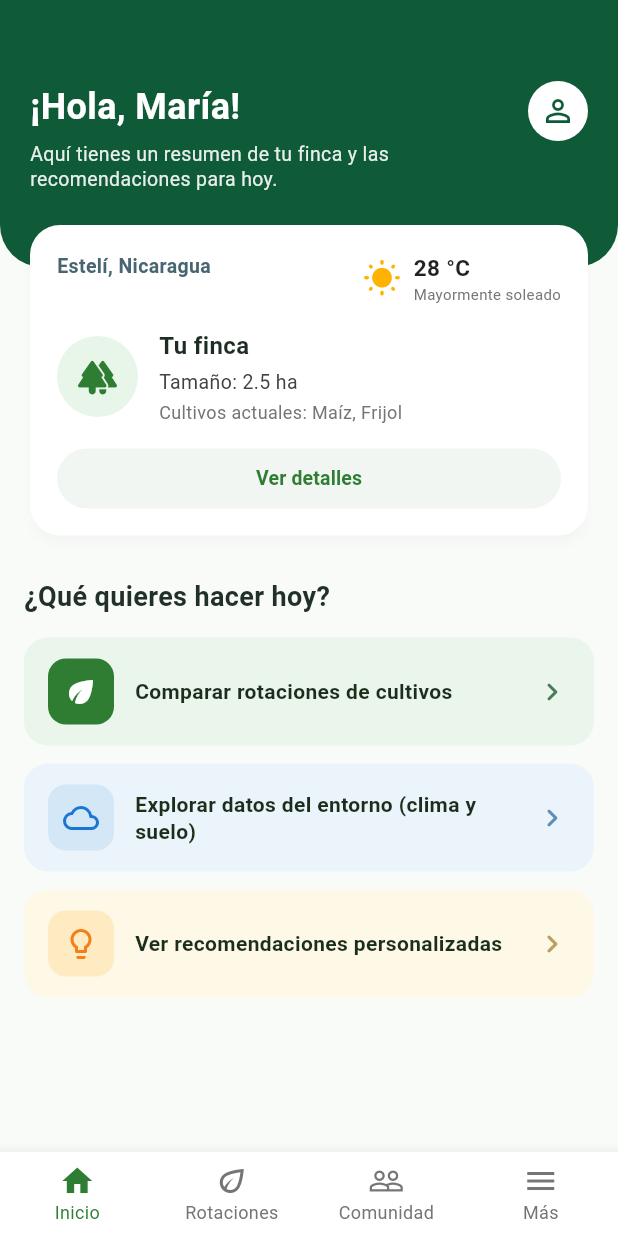
After one commit to camijavi/Eva-bits, a Flutter app: the DashboardScreen screen opened directly, on a phone screen of 412 x 824 dp. The commit adds this screen. Run offline on Flutter 3.47's test engine with Material 3 defaults, Android fonts, the phone set to English and light mode, and no system bars; our stand-ins replace geolocator.

Commit message:
add dashboard screen, navigation bar, and localized strings

```diff
--- a/lib/languages/app_strings.dart
+++ b/lib/languages/app_strings.dart
@@ -112,6 +112,23 @@ abstract class AppStrings {
   String get kNoLotsAddedYet;
   String get kLotsDistribution;
   String get kNasaDataDescription;
+
+  // Dashboard Mockup
+  String get kDashboardGreeting;
+  String get kDashboardSubtitle;
+  String get kDashboardWeatherSummary;
+  String get kDashboardYourFarm;
+  String get kDashboardFarmSize;
+  String get kDashboardCurrentCrops;
+  String get kDashboardViewDetails;
+  String get kDashboardWhatToDo;
+  String get kDashboardAction1;
+  String get kDashboardAction2;
+  String get kDashboardAction3;
+  String get kNavHome;
+  String get kNavRotations;
+  String get kNavCommunity;
+  String get kNavMore;
 
   // Language
   String get kLanguage;
@@ -307,6 +324,37 @@ class EngStrings implements AppStrings {
   String get kLotsDistribution => eng.kLotsDistribution;
   @override
   String get kNasaDataDescription => eng.kNasaDataDescription;
+
+  @override
+  String get kDashboardGreeting => eng.kDashboardGreeting;
+  @override
+  String get kDashboardSubtitle => eng.kDashboardSubtitle;
+  @override
+  String get kDashboardWeatherSummary => eng.kDashboardWeatherSummary;
+  @override
+  String get kDashboardYourFarm => eng.kDashboardYourFarm;
+  @override
+  String get kDashboardFarmSize => eng.kDashboardFarmSize;
+  @override
+  String get kDashboardCurrentCrops => eng.kDashboardCurrentCrops;
+  @override
+  String get kDashboardViewDetails => eng.kDashboardViewDetails;
+  @override
+  String get kDashboardWhatToDo => eng.kDashboardWhatToDo;
+  @override
+  String get kDashboardAction1 => eng.kDashboardAction1;
+  @override
+  String get kDashboardAction2 => eng.kDashboardAction2;
+  @override
+  String get kDashboardAction3 => eng.kDashboardAction3;
+  @override
+  String get kNavHome => eng.kNavHome;
+  @override
+  String get kNavRotations => eng.kNavRotations;
+  @override
+  String get kNavCommunity => eng.kNavCommunity;
+  @override
+  String get kNavMore => eng.kNavMore;
 
   @override
   String get kLanguage => eng.kLanguage;
@@ -506,6 +554,37 @@ class SpaStrings implements AppStrings {
   String get kNasaDataDescription => spa.kNasaDataDescription;
 
   @override
+  String get kDashboardGreeting => spa.kDashboardGreeting;
+  @override
+  String get kDashboardSubtitle => spa.kDashboardSubtitle;
+  @override
+  String get kDashboardWeatherSummary => spa.kDashboardWeatherSummary;
+  @override
+  String get kDashboardYourFarm => spa.kDashboardYourFarm;
+  @override
+  String get kDashboardFarmSize => spa.kDashboardFarmSize;
+  @override
+  String get kDashboardCurrentCrops => spa.kDashboardCurrentCrops;
+  @override
+  String get kDashboardViewDetails => spa.kDashboardViewDetails;
+  @override
+  String get kDashboardWhatToDo => spa.kDashboardWhatToDo;
+  @override
+  String get kDashboardAction1 => spa.kDashboardAction1;
+  @override
+  String get kDashboardAction2 => spa.kDashboardAction2;
+  @override
+  String get kDashboardAction3 => spa.kDashboardAction3;
+  @override
+  String get kNavHome => spa.kNavHome;
+  @override
+  String get kNavRotations => spa.kNavRotations;
+  @override
+  String get kNavCommunity => spa.kNavCommunity;
+  @override
+  String get kNavMore => spa.kNavMore;
+
+  @override
   String get kLanguage => spa.kLanguage;
   @override
   String get kEnglish => spa.kEnglish;
--- a/lib/languages/eng.dart
+++ b/lib/languages/eng.dart
@@ -112,6 +112,25 @@ const String kLotsDistribution = 'Lots Distribution';
 const String kNasaDataDescription =
     'NASA POWER and SMAP satellite data (solar radiation, rainfall, and soil moisture) synchronized for your coordinates.';
 
+// Dashboard Mockup
+const String kDashboardGreeting = 'Hello, María!';
+const String kDashboardSubtitle =
+    'Here is a summary of your farm and recommendations for today.';
+const String kDashboardWeatherSummary = 'Mostly sunny';
+const String kDashboardYourFarm = 'Your Farm';
+const String kDashboardFarmSize = 'Size';
+const String kDashboardCurrentCrops = 'Current crops: Corn, Beans';
+const String kDashboardViewDetails = 'View details';
+const String kDashboardWhatToDo = 'What would you like to do today?';
+const String kDashboardAction1 = 'Compare crop rotations';
+const String kDashboardAction2 =
+    'Explore environmental data (climate and soil)';
+const String kDashboardAction3 = 'View personalized recommendations';
+const String kNavHome = 'Home';
+const String kNavRotations = 'Rotations';
+const String kNavCommunity = 'Community';
+const String kNavMore = 'More';
+
 // Language
 const String kLanguage = 'Language';
 const String kEnglish = 'English';
--- a/lib/languages/spa.dart
+++ b/lib/languages/spa.dart
@@ -114,6 +114,25 @@ const String kLotsDistribution = 'Distribución de Lotes';
 const String kNasaDataDescription =
     'Datos satelitales NASA POWER y SMAP (radiación, lluvia y humedad) sincronizados con tus coordenadas.';
 
+// Dashboard Mockup
+const String kDashboardGreeting = '¡Hola, María!';
+const String kDashboardSubtitle =
+    'Aquí tienes un resumen de tu finca y las recomendaciones para hoy.';
+const String kDashboardWeatherSummary = 'Mayormente soleado';
+const String kDashboardYourFarm = 'Tu finca';
+const String kDashboardFarmSize = 'Tamaño';
+const String kDashboardCurrentCrops = 'Cultivos actuales: Maíz, Frijol';
+const String kDashboardViewDetails = 'Ver detalles';
+const String kDashboardWhatToDo = '¿Qué quieres hacer hoy?';
+const String kDashboardAction1 = 'Comparar rotaciones de cultivos';
+const String kDashboardAction2 =
+    'Explorar datos del entorno (clima y suelo)';
+const String kDashboardAction3 = 'Ver recomendaciones personalizadas';
+const String kNavHome = 'Inicio';
+const String kNavRotations = 'Rotaciones';
+const String kNavCommunity = 'Comunidad';
+const String kNavMore = 'Más';
+
 // Language
 const String kLanguage = 'Idioma';
 const String kEnglish = 'Inglés';
--- /dev/null
+++ b/lib/screens/dashboard_screen.dart
@@ -0,0 +1,381 @@
+import 'package:flutter/material.dart';
+import '../constants/app_colors.dart';
+import '../languages/app_strings.dart';
+import '../widgets/bottom_nav_bar.dart';
+
+class DashboardScreen extends StatelessWidget {
+  final String? farmName;
+  final String? location;
+  final String? surface;
+  final String? crops;
+
+  const DashboardScreen({
+    super.key,
+    this.farmName,
+    this.location,
+    this.surface,
+    this.crops,
+  });
+
+  @override
+  Widget build(BuildContext context) {
+    return ValueListenableBuilder<AppLanguageType>(
+      valueListenable: AppLanguage.current,
+      builder: (context, _, child) {
+        final s = AppLanguage.strings;
+
+        final displayLocation =
+            (location != null && location!.trim().isNotEmpty)
+                ? location!
+                : 'Estelí, Nicaragua';
+        final displayFarmName =
+            (farmName != null && farmName!.trim().isNotEmpty)
+                ? farmName!
+                : s.kDashboardYourFarm;
+        final displaySurface = (surface != null && surface!.trim().isNotEmpty)
+            ? surface!
+            : '2.5 ha';
+
+        return Scaffold(
+          backgroundColor: const Color(0xFFF9FBF8),
+          body: SingleChildScrollView(
+            child: Column(
+              crossAxisAlignment: CrossAxisAlignment.start,
+              children: [
+                _buildHeader(context, s),
+                Transform.translate(
+                  offset: const Offset(0, -32),
+                  child: Padding(
+                    padding: const EdgeInsets.symmetric(horizontal: 16),
+                    child: Column(
+                      crossAxisAlignment: CrossAxisAlignment.start,
+                      children: [
+                        _buildFarmSummaryCard(
+                          s,
+                          displayLocation,
+                          displayFarmName,
+                          displaySurface,
+                        ),
+                        const SizedBox(height: 24),
+                        Text(
+                          s.kDashboardWhatToDo,
+                          style: const TextStyle(
+                            fontSize: 18,
+                            fontWeight: FontWeight.bold,
+                            color: Color(0xFF223127),
+                          ),
+                        ),
+                        const SizedBox(height: 14),
+                        _buildActionCard(
+                          backgroundColor: const Color(0xFFEAF5EC),
+                          iconBoxColor: const Color(0xFF2E7D32),
+                          icon: Icons.eco,
+                          iconColor: Colors.white,
+                          title: s.kDashboardAction1,
+                          chevronColor: const Color(0xFF4A7C59),
+                        ),
+                        const SizedBox(height: 12),
+                        _buildActionCard(
+                          backgroundColor: const Color(0xFFEBF3FB),
+                          iconBoxColor: const Color(0xFFD4E7F7),
+                          icon: Icons.cloud_outlined,
+                          iconColor: const Color(0xFF1976D2),
+                          title: s.kDashboardAction2,
+                          chevronColor: const Color(0xFF5B8FB9),
+                        ),
+                        const SizedBox(height: 12),
+                        _buildActionCard(
+                          backgroundColor: const Color(0xFFFEF8E7),
+                          iconBoxColor: const Color(0xFFFEEBC2),
+                          icon: Icons.lightbulb_outline,
+                          iconColor: const Color(0xFFF57F17),
+                          title: s.kDashboardAction3,
+                          chevronColor: const Color(0xFFBCA05A),
+                        ),
+                        const SizedBox(height: 16),
+                      ],
+                    ),
+                  ),
+                ),
+              ],
+            ),
+          ),
+          bottomNavigationBar: const CustomBottomNavBar(currentIndex: 0),
+        );
+      },
+    );
+  }
+
+  Widget _buildHeader(BuildContext context, AppStrings s) {
+    return Container(
+      width: double.infinity,
+      padding: const EdgeInsets.only(
+        left: 20,
+        right: 20,
+        top: 54,
+        bottom: 50,
+      ),
+      decoration: const BoxDecoration(
+        color: Color(0xFF0F5A37),
+        borderRadius: BorderRadius.only(
+          bottomLeft: Radius.circular(28),
+          bottomRight: Radius.circular(28),
+        ),
+      ),
+      child: Row(
+        crossAxisAlignment: CrossAxisAlignment.start,
+        children: [
+          Expanded(
+            child: Column(
+              crossAxisAlignment: CrossAxisAlignment.start,
+              children: [
+                Text(
+                  s.kDashboardGreeting,
+                  style: const TextStyle(
+                    fontSize: 24,
+                    fontWeight: FontWeight.bold,
+                    color: Colors.white,
+                  ),
+                ),
+                const SizedBox(height: 6),
+                Text(
+                  s.kDashboardSubtitle,
+                  style: TextStyle(
+                    fontSize: 13,
+                    color: Colors.white.withValues(alpha: 0.9),
+                    height: 1.3,
+                  ),
+                ),
+              ],
+            ),
+          ),
+          const SizedBox(width: 12),
+          CircleAvatar(
+            radius: 20,
+            backgroundColor: Colors.white,
+            child: IconButton(
+              padding: EdgeInsets.zero,
+              icon: const Icon(
+                Icons.person_outline,
+                color: Color(0xFF0F5A37),
+                size: 24,
+              ),
+              onPressed: () {
+                // Mockup: No functionality
+              },
+            ),
+          ),
+        ],
+      ),
+    );
+  }
+
+  Widget _buildFarmSummaryCard(
+    AppStrings s,
+    String locationText,
+    String farmNameText,
+    String surfaceText,
+  ) {
+    return Card(
+      elevation: 3,
+      color: Colors.white,
+      shadowColor: Colors.black.withValues(alpha: 0.1),
+      shape: RoundedRectangleBorder(
+        borderRadius: BorderRadius.circular(20),
+      ),
+      child: Padding(
+        padding: const EdgeInsets.all(18),
+        child: Column(
+          children: [
+            Row(
+              mainAxisAlignment: MainAxisAlignment.spaceBetween,
+              crossAxisAlignment: CrossAxisAlignment.start,
+              children: [
+                Text(
+                  locationText,
+                  style: const TextStyle(
+                    fontSize: 13,
+                    fontWeight: FontWeight.w600,
+                    color: Color(0xFF4A6572),
+                  ),
+                ),
+                Row(
+                  crossAxisAlignment: CrossAxisAlignment.center,
+                  children: [
+                    const Icon(
+                      Icons.wb_sunny_rounded,
+                      color: Color(0xFFFFB300),
+                      size: 26,
+                    ),
+                    const SizedBox(width: 8),
+                    Column(
+                      crossAxisAlignment: CrossAxisAlignment.start,
+                      children: [
+                        const Text(
+                          '28 °C',
+                          style: TextStyle(
+                            fontSize: 15,
+                            fontWeight: FontWeight.bold,
+                            color: Colors.black87,
+                          ),
+                        ),
+                        Text(
+                          s.kDashboardWeatherSummary,
+                          style: TextStyle(
+                            fontSize: 10,
+                            color: Colors.grey.shade600,
+                          ),
+                        ),
+                      ],
+                    ),
+                  ],
+                ),
+              ],
+            ),
+            const SizedBox(height: 16),
+            Row(
+              children: [
+                Container(
+                  width: 54,
+                  height: 54,
+                  decoration: const BoxDecoration(
+                    color: Color(0xFFE8F5E9),
+                    shape: BoxShape.circle,
+                  ),
+                  child: const Center(
+                    child: Icon(
+                      Icons.forest_rounded,
+                      color: AppColors.primary,
+                      size: 28,
+                    ),
+                  ),
+                ),
+                const SizedBox(width: 14),
+                Expanded(
+                  child: Column(
+                    crossAxisAlignment: CrossAxisAlignment.start,
+                    children: [
+                      Text(
+                        farmNameText,
+                        style: const TextStyle(
+                          fontSize: 16,
+                          fontWeight: FontWeight.bold,
+                          color: Color(0xFF1E2D24),
+                        ),
+                      ),
+                      const SizedBox(height: 3),
+                      Text(
+                        '${s.kDashboardFarmSize}: $surfaceText',
+                        style: TextStyle(
+                          fontSize: 13,
+                          color: Colors.grey.shade800,
+                        ),
+                      ),
+                      const SizedBox(height: 2),
+                      Text(
+                        s.kDashboardCurrentCrops,
+                        style: TextStyle(
+                          fontSize: 12,
+                          color: Colors.grey.shade600,
+                        ),
+                      ),
+                    ],
+                  ),
+                ),
+              ],
+            ),
+            const SizedBox(height: 16),
+            SizedBox(
+              width: double.infinity,
+              height: 40,
+              child: ElevatedButton(
+                style: ElevatedButton.styleFrom(
+                  backgroundColor: const Color(0xFFF1F6F2),
+                  foregroundColor: AppColors.primary,
+                  elevation: 0,
+                  shape: RoundedRectangleBorder(
+                    borderRadius: BorderRadius.circular(20),
+                  ),
+                ),
+                onPressed: () {
+                  // Mockup: No functionality
+                },
+                child: Text(
+                  s.kDashboardViewDetails,
+                  style: const TextStyle(
+                    fontWeight: FontWeight.bold,
+                    fontSize: 13,
+                  ),
+                ),
+              ),
+            ),
+          ],
+        ),
+      ),
+    );
+  }
+
+  Widget _buildActionCard({
+    required Color backgroundColor,
+    required Color iconBoxColor,
+    required IconData icon,
+    required Color iconColor,
+    required String title,
+    required Color chevronColor,
+  }) {
+    return Container(
+      decoration: BoxDecoration(
+        color: backgroundColor,
+        borderRadius: BorderRadius.circular(16),
+      ),
+      child: Material(
+        color: Colors.transparent,
+        child: InkWell(
+          borderRadius: BorderRadius.circular(16),
+          onTap: () {
+            // Mockup: No functionality
+          },
+          child: Padding(
+            padding: const EdgeInsets.symmetric(horizontal: 16, vertical: 14),
+            child: Row(
+              children: [
+                Container(
+                  width: 44,
+                  height: 44,
+                  decoration: BoxDecoration(
+                    color: iconBoxColor,
+                    borderRadius: BorderRadius.circular(12),
+                  ),
+                  child: Center(
+                    child: Icon(
+                      icon,
+                      color: iconColor,
+                      size: 24,
+                    ),
+                  ),
+                ),
+                const SizedBox(width: 14),
+                Expanded(
+                  child: Text(
+                    title,
+                    style: const TextStyle(
+                      fontSize: 14,
+                      fontWeight: FontWeight.bold,
+                      color: Color(0xFF1B2E1C),
+                      height: 1.25,
+                    ),
+                  ),
+                ),
+                Icon(
+                  Icons.chevron_right_rounded,
+                  color: chevronColor,
+                  size: 24,
+                ),
+              ],
+            ),
+          ),
+        ),
+      ),
+    );
+  }
+}
--- a/lib/screens/farm_info_screen.dart
+++ b/lib/screens/farm_info_screen.dart
@@ -2,6 +2,7 @@ import 'package:flutter/material.dart';
 import 'package:geolocator/geolocator.dart';
 import '../constants/app_colors.dart';
 import '../languages/app_strings.dart';
+import 'dashboard_screen.dart';
 
 enum SurfaceUnit {
   hectares,
@@ -1291,6 +1292,22 @@ class _FarmInfoScreenState extends State<FarmInfoScreen> {
                       content: Text(s.kFormSavedSuccessfully),
                     ),
                   );
+                  final unitShort = _getUnitShortName(_selectedUnit, s);
+                  Navigator.of(context).pushReplacement(
+                    MaterialPageRoute(
+                      builder: (_) => DashboardScreen(
+                        farmName: _farmNameController.text.isNotEmpty
+                            ? _farmNameController.text
+                            : null,
+                        location: _countryController.text.isNotEmpty
+                            ? _countryController.text
+                            : null,
+                        surface: _totalSurfaceController.text.isNotEmpty
+                            ? '${_totalSurfaceController.text} $unitShort'
+                            : null,
+                      ),
+                    ),
+                  );
                 }
               },
               icon: Icon(
--- /dev/null
+++ b/lib/widgets/bottom_nav_bar.dart
@@ -0,0 +1,54 @@
+import 'package:flutter/material.dart';
+import '../constants/app_colors.dart';
+import '../languages/app_strings.dart';
+
+class CustomBottomNavBar extends StatelessWidget {
+  final int currentIndex;
+
+  const CustomBottomNavBar({
+    super.key,
+    this.currentIndex = 0,
+  });
+
+  @override
+  Widget build(BuildContext context) {
+    return ValueListenableBuilder<AppLanguageType>(
+      valueListenable: AppLanguage.current,
+      builder: (context, _, child) {
+        final s = AppLanguage.strings;
+
+        return BottomNavigationBar(
+          currentIndex: currentIndex,
+          onTap: (_) {
+            // Mockup: No button must have functionality as requested
+          },
+          type: BottomNavigationBarType.fixed,
+          backgroundColor: Colors.white,
+          selectedItemColor: AppColors.primary,
+          unselectedItemColor: Colors.grey.shade600,
+          selectedFontSize: 12,
+          unselectedFontSize: 12,
+          elevation: 8,
+          items: [
+            BottomNavigationBarItem(
+              icon: const Icon(Icons.home),
+              label: s.kNavHome,
+            ),
+            BottomNavigationBarItem(
+              icon: const Icon(Icons.eco_outlined),
+              label: s.kNavRotations,
+            ),
+            BottomNavigationBarItem(
+              icon: const Icon(Icons.people_outline),
+              label: s.kNavCommunity,
+            ),
+            BottomNavigationBarItem(
+              icon: const Icon(Icons.menu),
+              label: s.kNavMore,
+            ),
+          ],
+        );
+      },
+    );
+  }
+}
```
Also changed, not shown: 3 other files.
